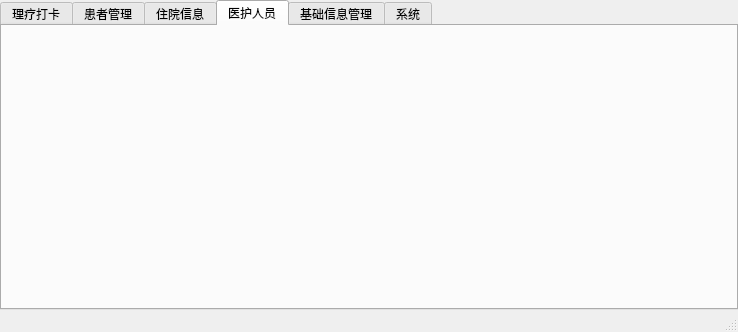
Above: PhysioMgr/MainWindow.ui from yuylong/PhysioMgr before the change. Below: the same form after it.
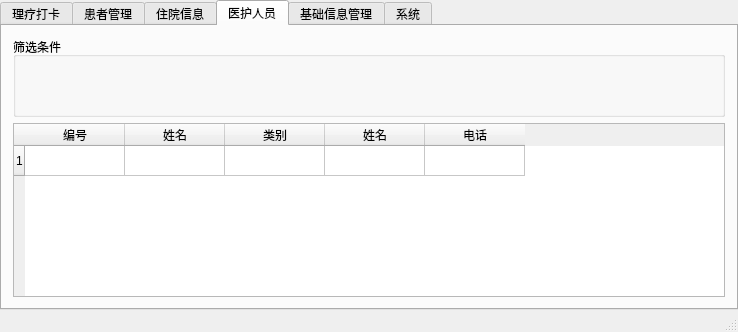
That is the form after the change. The open tabs and pages were chosen to show the change.

Commit message: Design the GUI for some tabs.

```diff
--- a/PhysioMgr/MainWindow.ui
+++ b/PhysioMgr/MainWindow.ui
@@ -14,7 +14,7 @@
    <string>医院理疗管理系统</string>
   </property>
   <widget class="QWidget" name="centralWidget">
-   <layout class="QHBoxLayout" name="horizontalLayout">
+   <layout class="QVBoxLayout" name="verticalLayout_3">
     <property name="spacing">
      <number>0</number>
     </property>
@@ -54,6 +54,57 @@
        <attribute name="title">
         <string>医护人员</string>
        </attribute>
+       <layout class="QVBoxLayout" name="verticalLayout_2">
+        <item>
+         <widget class="QGroupBox" name="groupBox_3">
+          <property name="minimumSize">
+           <size>
+            <width>0</width>
+            <height>80</height>
+           </size>
+          </property>
+          <property name="title">
+           <string>筛选条件</string>
+          </property>
+         </widget>
+        </item>
+        <item>
+         <widget class="QTableWidget" name="tblDoctors">
+          <property name="rowCount">
+           <number>1</number>
+          </property>
+          <property name="columnCount">
+           <number>5</number>
+          </property>
+          <row/>
+          <column>
+           <property name="text">
+            <string>编号</string>
+           </property>
+          </column>
+          <column>
+           <property name="text">
+            <string>姓名</string>
+           </property>
+          </column>
+          <column>
+           <property name="text">
+            <string>类别</string>
+           </property>
+          </column>
+          <column>
+           <property name="text">
+            <string>姓名</string>
+           </property>
+          </column>
+          <column>
+           <property name="text">
+            <string>电话</string>
+           </property>
+          </column>
+         </widget>
+        </item>
+       </layout>
       </widget>
       <widget class="QWidget" name="tabBasicInfo">
        <attribute name="title">
```
Left out of the diff: 38 changed lines with no effect on the pictures.
